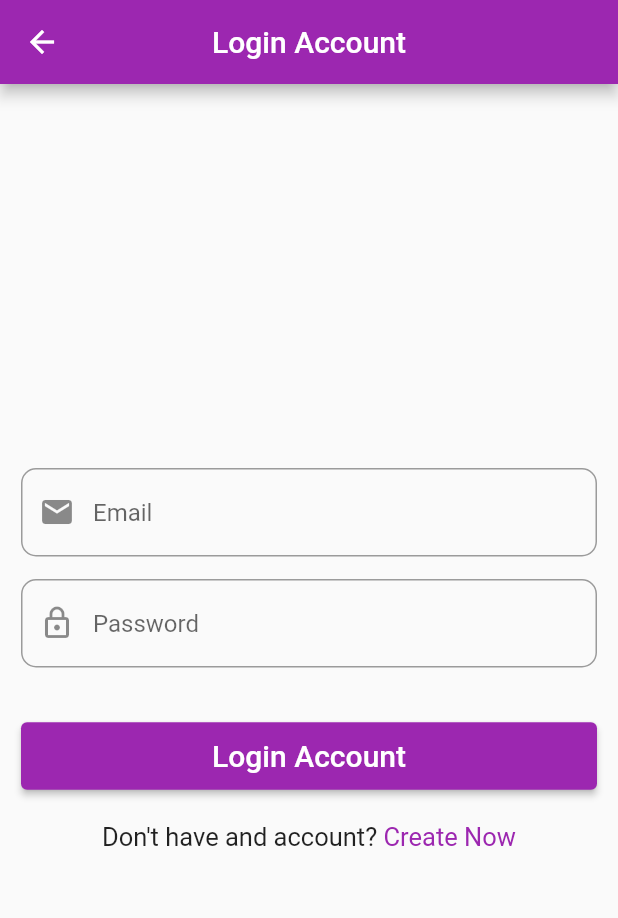
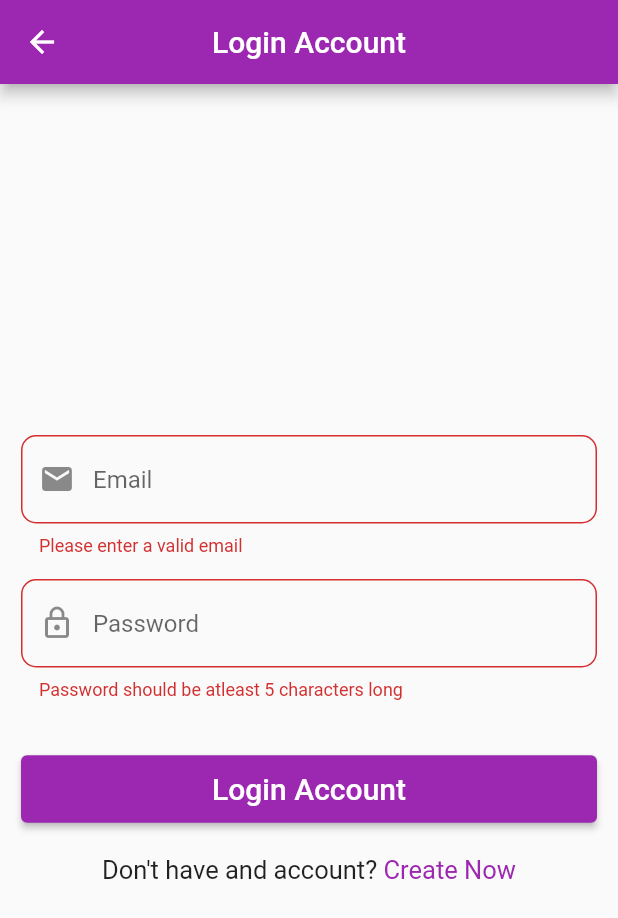
Before and after one commit to faizanhub/e_tutor, a Flutter app: the LoginScreen screen opened directly with empty values, after a tap on "Login Account", on a phone screen of 412 x 824 dp. Shown: the top 918 px of the screen. Run offline on Flutter 3.47's test engine with Material 2 defaults, Android fonts, the phone set to English and light mode, and no system bars; our stand-ins replace firebase_auth, firebase_core; accounts and stored records are empty.

Commit message:
Firebase auth done

```diff
--- a/lib/constants/app_strings.dart
+++ b/lib/constants/strings/app_strings.dart
@@ -13,9 +13,23 @@ abstract class AppStrings {
   static const String confirmPassword = 'Confirm Password';
   static const String alreadyHaveAccount = 'Already have an account? ';
   static const String loginNow = 'Login Now';
+  static const String accountCreatedSuccessfully =
+      'Account Created Successfully';
 
   //Login Screen
   static const String loginAccount = 'Login Account';
   static const String dontHaveAccount = "Don't have and account? ";
   static const String createNow = 'Create Now';
+  static const String enterValidEmail = 'Please enter a valid email';
+  static const String enterValidPassword =
+      'Password should be atleast 5 characters long';
+
+  static const String loginSuccessful = 'Login Successful';
+  static const String failed = 'Failed';
+
+  //Auth Service
+  static const String userNotFound = 'user-not-found';
+  static const String wrongPassword = 'wrong-password';
+  static const String weakPassword = 'weak-password';
+  static const String emailAlreadyInUse = 'email-already-in-use';
 }
--- /dev/null
+++ b/lib/constants/strings/error_strings.dart
@@ -0,0 +1,9 @@
+abstract class ErrorStrings {
+  static const String userNotFound = 'User not found for this email';
+  static const String wrongPassword = 'Wrong password entered';
+  static const String somethingWentWrong = 'Something went wrong';
+
+  static const String passwordTooWeak = 'The password provided is too weak.';
+  static const String accountAlreadyExists =
+      'The account already exists for that email.';
+}
--- /dev/null
+++ b/lib/core/services/auth_service.dart
@@ -0,0 +1,62 @@
+import 'package:etutor/constants/strings/app_strings.dart';
+import 'package:etutor/constants/strings/error_strings.dart';
+import 'package:firebase_auth/firebase_auth.dart';
+
+class AuthService {
+  final _firebaseAuth = FirebaseAuth.instance;
+
+  Future<AuthResponse> login(String email, String password) async {
+    try {
+      final userCredential = await _firebaseAuth.signInWithEmailAndPassword(
+          email: email, password: password);
+
+      if (userCredential.user != null) {
+        return AuthResponse(status: true, message: '');
+      }
+    } on FirebaseAuthException catch (e) {
+      if (e.code == AppStrings.userNotFound) {
+        return AuthResponse(status: false, message: ErrorStrings.userNotFound);
+      } else if (e.code == AppStrings.wrongPassword) {
+        return AuthResponse(status: false, message: ErrorStrings.wrongPassword);
+      }
+    } catch (e) {
+      return AuthResponse(
+          status: false, message: ErrorStrings.somethingWentWrong);
+    }
+
+    return AuthResponse(
+        status: false, message: ErrorStrings.somethingWentWrong);
+  }
+
+  Future<AuthResponse> createAccount(String email, String password) async {
+    try {
+      final userCredential = await _firebaseAuth.createUserWithEmailAndPassword(
+          email: email, password: password);
+
+      if (userCredential.user != null) {
+        return AuthResponse(status: true, message: '');
+      }
+    } on FirebaseAuthException catch (e) {
+      if (e.code == AppStrings.weakPassword) {
+        return AuthResponse(
+            status: false, message: ErrorStrings.passwordTooWeak);
+      } else if (e.code == AppStrings.emailAlreadyInUse) {
+        return AuthResponse(
+            status: false, message: ErrorStrings.accountAlreadyExists);
+      }
+    } catch (e) {
+      return AuthResponse(
+          status: false, message: ErrorStrings.somethingWentWrong);
+    }
+
+    return AuthResponse(
+        status: false, message: ErrorStrings.somethingWentWrong);
+  }
+}
+
+class AuthResponse {
+  bool status;
+  String message;
+
+  AuthResponse({required this.status, required this.message});
+}
--- a/lib/main.dart
+++ b/lib/main.dart
@@ -2,9 +2,12 @@ import 'package:etutor/routes.dart';
 import 'package:etutor/ui/screens/home_screen.dart';
 import 'package:etutor/ui/screens/login_screen.dart';
 import 'package:etutor/ui/screens/signup_screen.dart';
+import 'package:firebase_core/firebase_core.dart';
 import 'package:flutter/material.dart';
 
-void main() {
+void main() async {
+  WidgetsFlutterBinding.ensureInitialized();
+  await Firebase.initializeApp();
   runApp(const MyApp());
 }
 
--- a/lib/ui/custom_widgets/custom_textfield.dart
+++ b/lib/ui/custom_widgets/custom_textfield.dart
@@ -1,4 +1,4 @@
-import 'package:etutor/constants/app_strings.dart';
+import 'package:etutor/constants/strings/app_strings.dart';
 import 'package:flutter/material.dart';
 
 class CustomTextField extends StatelessWidget {
@@ -6,12 +6,14 @@ class CustomTextField extends StatelessWidget {
   final String? hintText;
   final IconData? prefixIcon;
   final bool obsecureText;
+  final String? Function(String?)? validator;
 
   CustomTextField({
     this.controller,
     this.hintText,
     this.prefixIcon,
     this.obsecureText = false,
+    this.validator,
   });
 
   @override
@@ -21,6 +23,7 @@ class CustomTextField extends StatelessWidget {
       child: TextFormField(
         controller: controller,
         obscureText: obsecureText,
+        validator: validator,
         decoration: InputDecoration(
           prefixIcon: Icon(prefixIcon),
           hintText: hintText,
--- a/lib/ui/screens/home_screen.dart
+++ b/lib/ui/screens/home_screen.dart
@@ -1,4 +1,4 @@
-import 'package:etutor/constants/app_strings.dart';
+import 'package:etutor/constants/strings/app_strings.dart';
 import 'package:etutor/constants/configs.dart';
 import 'package:etutor/constants/text_styles.dart';
 import 'package:etutor/ui/custom_widgets/custom_button.dart';
--- a/lib/ui/screens/login_screen.dart
+++ b/lib/ui/screens/login_screen.dart
@@ -1,10 +1,12 @@
-import 'package:etutor/constants/app_strings.dart';
+import 'package:etutor/constants/strings/app_strings.dart';
 import 'package:etutor/constants/text_styles.dart';
+import 'package:etutor/core/services/auth_service.dart';
+import 'package:etutor/core/utils/alert_dialog.dart';
 import 'package:etutor/ui/custom_widgets/custom_textfield.dart';
 import 'package:etutor/ui/screens/signup_screen.dart';
 import 'package:flutter/material.dart';
 
-class LoginScreen extends StatelessWidget {
+class LoginScreen extends StatefulWidget {
   static const String routeName = '/login';
 
   String userType;
@@ -14,40 +16,121 @@ class LoginScreen extends StatelessWidget {
   });
 
   @override
+  State<LoginScreen> createState() => _LoginScreenState();
+}
+
+class _LoginScreenState extends State<LoginScreen> {
+  TextEditingController emailController = TextEditingController();
+  TextEditingController passwordController = TextEditingController();
+
+  final _formKey = GlobalKey<FormState>();
+  final authService = AuthService();
+  bool isLoading = false;
+
+  String? validateEmailField(value) {
+    if (value == null || value.isEmpty || !value.contains('.com')) {
+      return AppStrings.enterValidEmail;
+    }
+    return null;
+  }
+
+  String? validatePasswordField(String? password) {
+    if (password == null || password.isEmpty || password.length < 6) {
+      return AppStrings.enterValidPassword;
+    }
+    return null;
+  }
+
+  toggleIsLoading(bool value) {
+    setState(() {
+      isLoading = value;
+    });
+  }
+
+  // @override
+  // void dispose() {
+  //   // TODO: implement dispose
+  //   emailController.dispose();
+  //   passwordController.dispose();
+  //   super.dispose();
+  // }
+
+  @override
   Widget build(BuildContext context) {
-    print(userType);
+    print(widget.userType);
 
-    goToSignUp() {
-      Navigator.pushNamed(context, SignUpScreen.routeName, arguments: userType);
+    void handleLoginButton() async {
+      if (_formKey.currentState!.validate()) {
+        toggleIsLoading(true);
+        AuthResponse? response = await authService.login(
+            emailController.text, passwordController.text);
+
+        toggleIsLoading(false);
+
+        if (response.status) {
+          ///Login Successful
+          ScaffoldMessenger.of(context).showSnackBar(
+            SnackBar(
+              content: Text(AppStrings.loginSuccessful),
+            ),
+          );
+          print('Login Ok');
+        } else {
+          showAlertDialog(context, AppStrings.failed, response.message);
+        }
+      }
+    }
+
+    void goToSignUp() {
+      Navigator.pushNamed(context, SignUpScreen.routeName,
+              arguments: widget.userType)
+          .then((value) {
+        emailController.clear();
+        passwordController.clear();
+      });
     }
 
     return Scaffold(
       appBar: AppBar(
         title: Text(AppStrings.loginAccount),
       ),
-      body: Padding(
+      body: isLoading
+          ? Center(
+              child: CircularProgressIndicator(),
+            )
+          : Padding(
               padding: const EdgeInsets.all(14.0),
               child: Column(
                 mainAxisAlignment: MainAxisAlignment.center,
                 children: [
                   ///TextFields
 
+                  Form(
+                    key: _formKey,
+                    child: Column(
+                      children: [
                         CustomTextField(
                           hintText: AppStrings.email,
                           prefixIcon: Icons.email,
+                          controller: emailController,
+                          validator: validateEmailField,
                         ),
-
                         CustomTextField(
                           hintText: AppStrings.password,
                           prefixIcon: Icons.lock_outlined,
                           obsecureText: true,
+                          controller: passwordController,
+                          validator: validatePasswordField,
+                        ),
+                      ],
+                    ),
                   ),
 
                   SizedBox(height: 20),
 
                   ///Button
                   ElevatedButton(
-              onPressed: () {},
+                    onPressed: handleLoginButton,
                     style: ButtonStyle(
                       minimumSize: MaterialStateProperty.all(
                         Size(double.infinity, 45),
--- a/pubspec.yaml
+++ b/pubspec.yaml
@@ -34,6 +34,10 @@ dependencies:
   # The following adds the Cupertino Icons font to your application.
   # Use with the CupertinoIcons class for iOS style icons.
   cupertino_icons: ^1.0.2
+  firebase_core: ^1.13.1
+  firebase_auth: ^3.3.10
+  cloud_firestore: ^3.1.10
+
 
 dev_dependencies:
   flutter_test:
```
Also changed, not shown: lib/core/utils/alert_dialog.dart (added, +21 -0 lines), lib/ui/screens/signup_screen.dart (+59 -10 lines), pubspec.lock, 3 other files. Lines whose indentation alone changed are shown as unchanged.
